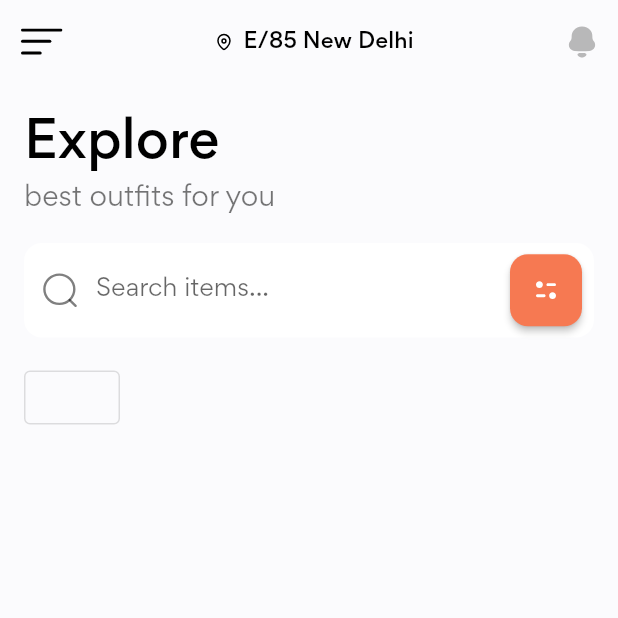
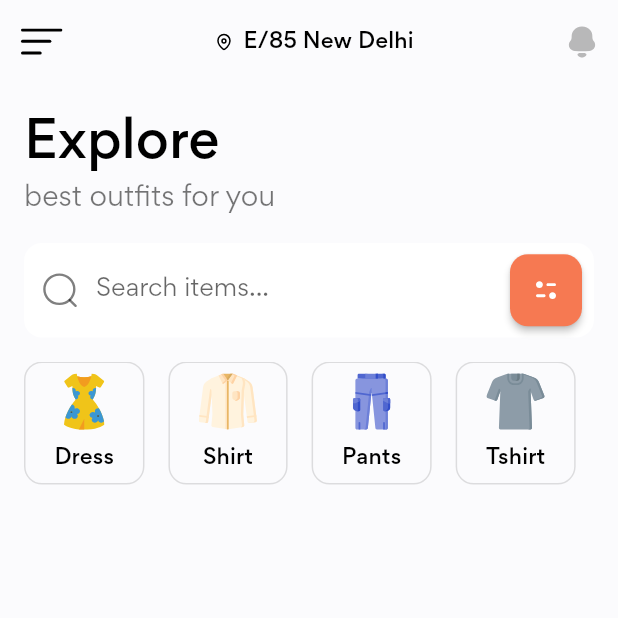
Before and after one commit to Vikram1997-hue/Shopping_App, a Flutter app: the screen it shows after launch, on a phone screen of 412 x 824 dp, the top half of it. Run offline on Flutter 3.47's test engine with Material 2 defaults, Android fonts, the light colour scheme and no system bars; our stand-ins replace flutter_svg.

Commit message:
dress/shirt/pant/tshirt category bar added

```diff
--- /dev/null
+++ b/lib/models/Category.dart
@@ -0,0 +1,24 @@
+class Category {
+  final String icon, title;
+
+  Category({this.icon, this.title});
+}
+
+List<Category> demo_categories = [
+  Category(
+    icon: "assets/icons/dress.svg",
+    title: "Dress",
+  ),
+  Category(
+    icon: "assets/icons/shirt.svg",
+    title: "Shirt",
+  ),
+  Category(
+    icon: "assets/icons/pants.svg",
+    title: "Pants",
+  ),
+  Category(
+    icon: "assets/icons/Tshirt.svg",
+    title: "Tshirt",
+  ),
+];
--- /dev/null
+++ b/lib/screens/home/components/categories.dart
@@ -0,0 +1,65 @@
+import 'package:flutter/material.dart';
+import 'package:shopping_app/models/Category.dart';
+import 'package:flutter_svg/svg.dart';
+import 'package:shopping_app/constants.dart';
+
+class Categories extends StatelessWidget {
+  const Categories({
+    Key key,
+  }) : super(key: key);
+
+  @override
+  Widget build(BuildContext context) {
+    return SingleChildScrollView(
+      scrollDirection: Axis.horizontal,
+      child: Row(
+        children: List.generate(
+          demo_categories.length,
+              (index) => Padding(
+            padding: const EdgeInsets.only(right: defaultPadding),
+            child: CategoryCard(
+                icon: demo_categories[index].icon,
+                title: demo_categories[index].title,
+                press: () {}
+            ),
+          ),
+        ),
+      ),
+    );
+  }
+}
+
+class CategoryCard extends StatelessWidget {
+  const CategoryCard({
+    Key key,
+    @required this.icon, this.title, this.press,
+  }) : super(key: key);
+
+  final String icon, title;
+  final VoidCallback press;
+
+  @override
+  Widget build(BuildContext context) {
+    return OutlinedButton(
+      onPressed: press,
+      style: OutlinedButton.styleFrom(
+        shape: RoundedRectangleBorder(
+          borderRadius: BorderRadius.all(Radius.circular(defaultBorderRadius)),
+        ),
+      ),
+      child: Padding(
+        padding: const EdgeInsets.symmetric(horizontal: defaultPadding/3.8, vertical: defaultPadding/2),
+        child: Column(
+          children: [
+            SvgPicture.asset(icon),
+            SizedBox(height: defaultPadding/2,),
+            Text(
+              title,
+              style: Theme.of(context).textTheme.subtitle2,
+            ),
+          ],
+        ),
+      ),
+    );
+  }
+}
--- a/lib/screens/home/home_screen.dart
+++ b/lib/screens/home/home_screen.dart
@@ -2,6 +2,7 @@ import 'package:flutter/material.dart';
 import 'package:flutter_svg/svg.dart';
 import 'package:shopping_app/constants.dart';
 import './components/search_form.dart';
+import './components/categories.dart';
 
 
 class HomeScreen extends StatelessWidget {
@@ -50,9 +51,7 @@ class HomeScreen extends StatelessWidget {
               padding: const EdgeInsets.symmetric(vertical: defaultPadding),
               child: SearchForm(),
             ),
-            OutlinedButton(
-
-            ),
+            Categories(),
           ],
         ),
       ),
```
